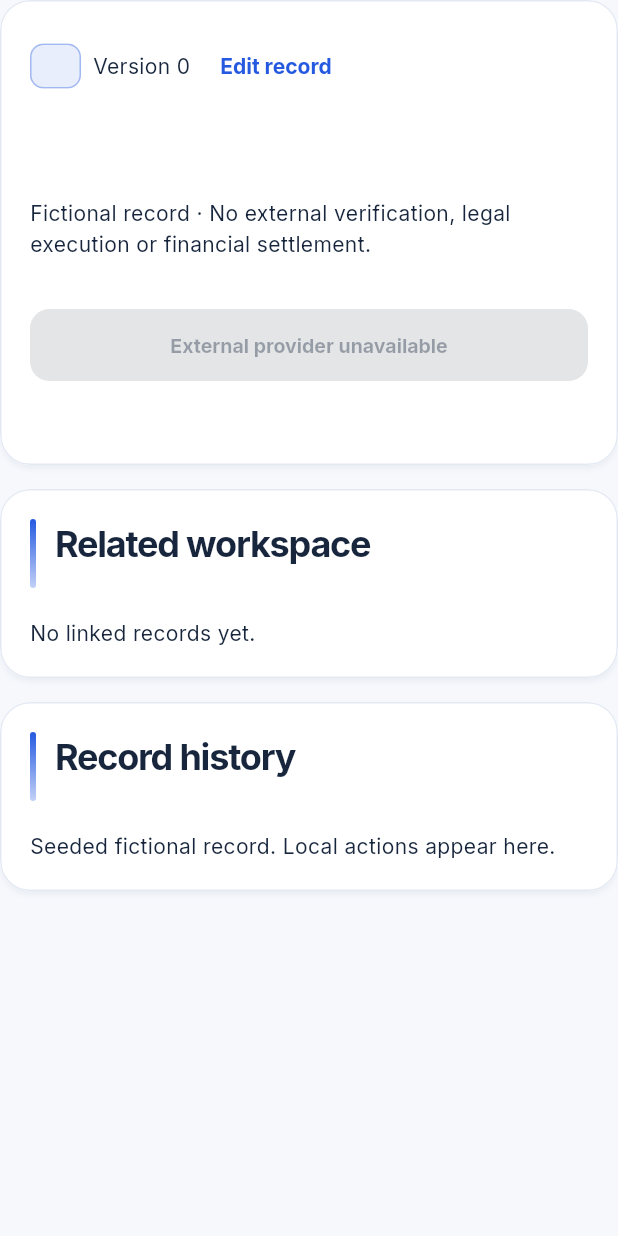
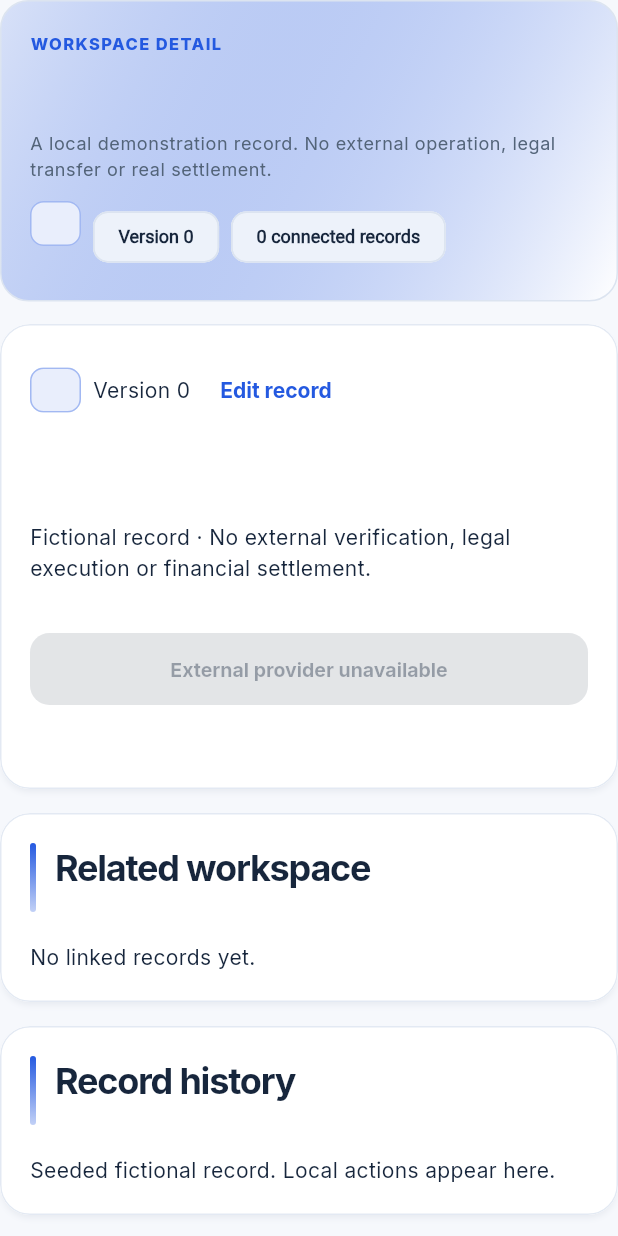
Before and after one commit to CosmicforgeHealthnet/cosmicforge-realestate, a Flutter app: the RecordDetail widget shown alone on an empty page, opened directly with empty values, on a phone screen of 412 x 824 dp. Run offline on Flutter 3.47's test engine with Material 3 defaults, Android fonts, the phone set to English and light mode, and no system bars; our stand-ins replace file_picker, flutter_riverpod, go_router; project files that could hold a hidden picture were left out.

Commit message:
design(owner-flutter): contextual record overview and status-led detail screens

```diff
--- a/apps/individual-owner/mobile/lib/features/workspace/record_detail.dart
+++ b/apps/individual-owner/mobile/lib/features/workspace/record_detail.dart
@@ -179,6 +179,48 @@ class _RecordDetailState extends ConsumerState<RecordDetail> {
     return Column(
       crossAxisAlignment: CrossAxisAlignment.stretch,
       children: [
+        Container(
+          margin: const EdgeInsets.only(bottom: 15),
+          padding: const EdgeInsets.fromLTRB(19, 20, 19, 18),
+          decoration: BoxDecoration(
+            borderRadius: BorderRadius.circular(19),
+            gradient: LinearGradient(
+              colors: [
+                Theme.of(context).colorScheme.primary.withValues(alpha: .14),
+                Theme.of(context).colorScheme.surface,
+              ],
+              begin: Alignment.topLeft,
+              end: Alignment.bottomRight,
+            ),
+            border: Border.all(color: Theme.of(context).colorScheme.outlineVariant),
+          ),
+          child: Column(
+            crossAxisAlignment: CrossAxisAlignment.stretch,
+            children: [
+              Text(
+                'WORKSPACE DETAIL',
+                style: Theme.of(context).textTheme.labelSmall?.copyWith(
+                  color: Theme.of(context).colorScheme.primary,
+                  letterSpacing: .95,
+                  fontWeight: FontWeight.w800,
+                ),
+              ),
+              const SizedBox(height: 10),
+              Text(record.data['title'].toString(), style: Theme.of(context).textTheme.headlineSmall),
+              const SizedBox(height: 8),
+              Text(
+                'A local demonstration record. No external operation, legal transfer or real settlement.',
+                style: Theme.of(context).textTheme.bodySmall,
+              ),
+              const SizedBox(height: 13),
+              Wrap(spacing: 8, runSpacing: 8, children: [
+                StatusChip(record.status),
+                Chip(label: Text('Version ${record.version}')),
+                Chip(label: Text('${related.length} connected records')),
+              ]),
+            ],
+          ),
+        ),
         DemoPanel(
           child: Column(
             crossAxisAlignment: CrossAxisAlignment.stretch,
```
